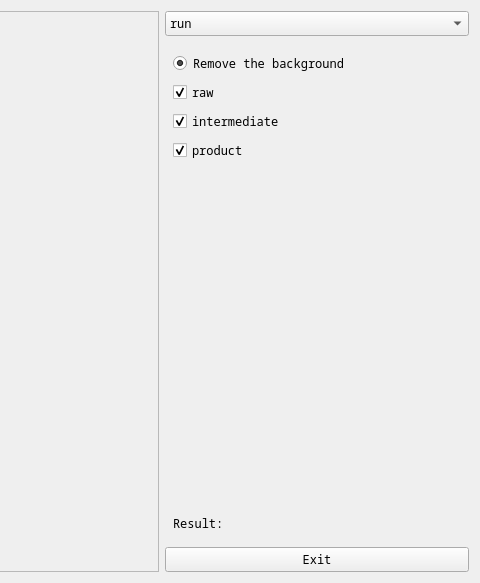
Before: the Qt Designer form ui/display.ui in mathsketch/gesture_opencv, drawn with Qt 5; both pictures show x 588 to 1068 and y 0 to 583 of the 1068 by 583 pixel window.
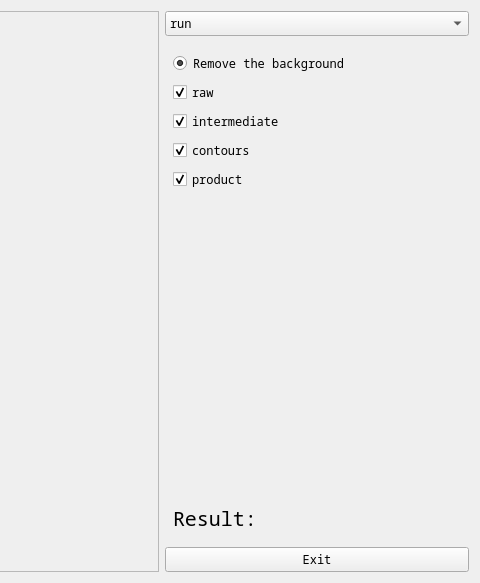
After: the same form once the commit is applied. Custom widgets are drawn as their Qt base class.

```diff
--- a/ui/display.ui
+++ b/ui/display.ui
@@ -48,7 +48,10 @@
        <item row="0" column="1">
         <widget class="CvWidget" name="cv_intermediate" native="true"/>
        </item>
-       <item row="2" column="0" colspan="2">
+       <item row="1" column="0">
+        <widget class="CvWidget" name="cv_contours" native="true"/>
+       </item>
+       <item row="1" column="1">
         <widget class="CvWidget" name="cv_product" native="true"/>
        </item>
       </layout>
@@ -135,6 +138,19 @@
            </property>
           </widget>
          </item>
+         <item>
+          <widget class="QCheckBox" name="product_2">
+           <property name="text">
+            <string>contours</string>
+           </property>
+           <property name="checkable">
+            <bool>true</bool>
+           </property>
+           <property name="checked">
+            <bool>true</bool>
+           </property>
+          </widget>
+         </item>
          <item>
           <widget class="QCheckBox" name="product">
            <property name="text">
@@ -165,13 +181,29 @@
           <layout class="QHBoxLayout" name="horizontalLayout_2" stretch="0,1">
            <item>
             <widget class="QLabel" name="label_result">
+             <property name="font">
+              <font>
+               <family>Noto Sans Mono</family>
+               <pointsize>15</pointsize>
+               <weight>50</weight>
+               <bold>false</bold>
+              </font>
+             </property>
              <property name="text">
               <string>Result:</string>
              </property>
             </widget>
            </item>
            <item>
-            <widget class="QLabel" name="result">
+            <widget class="QLabel" name="result_display">
+             <property name="font">
+              <font>
+               <family>Noto Sans Mono</family>
+               <pointsize>15</pointsize>
+               <weight>50</weight>
+               <bold>false</bold>
+              </font>
+             </property>
              <property name="text">
               <string/>
              </property>
```
Left out of the diff: 118 changed lines with no effect on the pictures.
